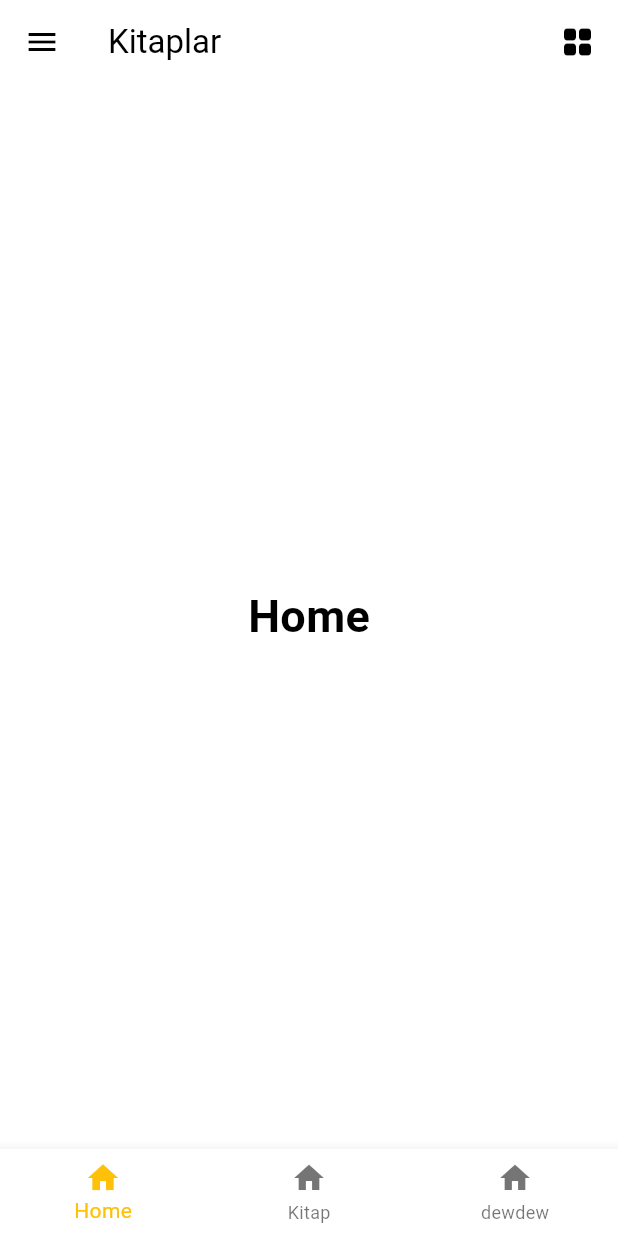
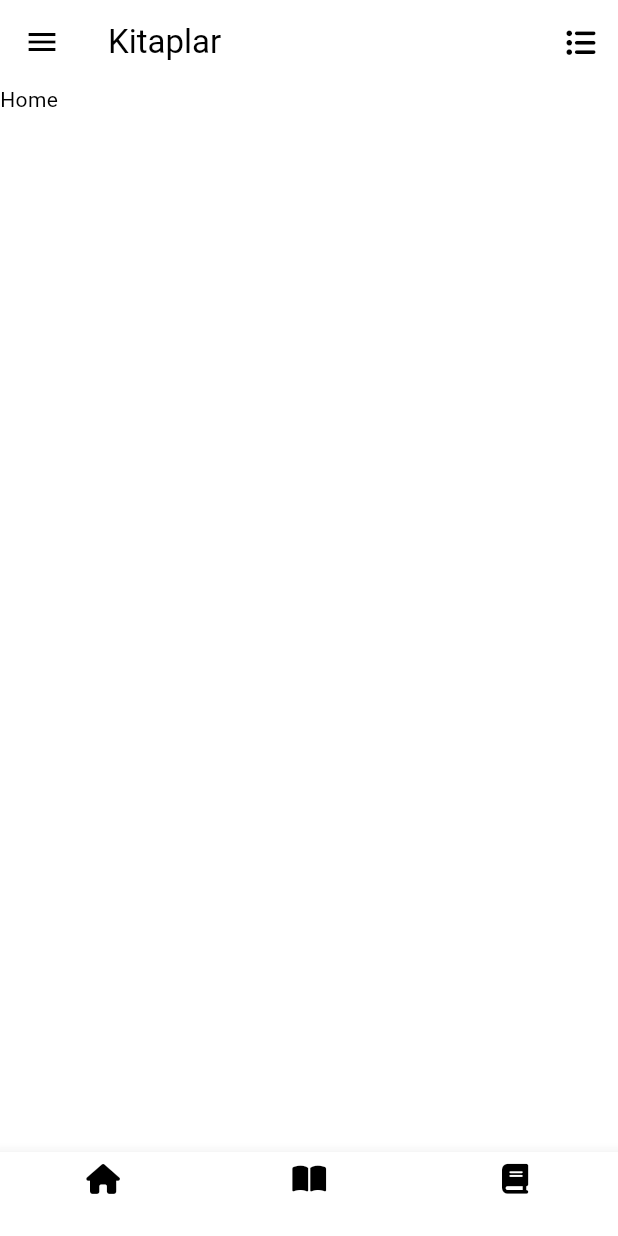
Before and after one commit to Vepa03/kitaplar, a Flutter app: the screen it shows after launch, on a phone screen of 412 x 824 dp. Run offline on Flutter 3.47's test engine with Material 3 defaults, Android fonts, the phone set to English and light mode, and no system bars; our stand-ins replace font_awesome_flutter, lottie.

Commit message:
textler, ikolnar duzedildi

```diff
--- a/lib/home_page.dart
+++ b/lib/home_page.dart
@@ -1,6 +1,9 @@
 import 'package:flutter/material.dart';
+import 'package:font_awesome_flutter/font_awesome_flutter.dart';
 import 'package:kitaplar/pages/about_us.dart';
+import 'package:kitaplar/pages/books.dart';
 import 'package:kitaplar/pages/hemmesi.dart';
+import 'package:kitaplar/pages/home.dart';
 import 'package:kitaplar/them_Provider.dart';
 import 'package:lottie/lottie.dart';
 import 'package:provider/provider.dart';
@@ -15,11 +18,10 @@ class HomePage extends StatefulWidget {
 
 class _HomePageState extends State<HomePage> {
   int saylanIndex = 0;
-  static const TextStyle optionalstyle = TextStyle(fontSize: 30, fontWeight: FontWeight.bold);
   static const List<Widget> _widgetOption = <Widget>[
-    Text("Home", style: optionalstyle,),
-    Text("Kitaplar", style: optionalstyle,),
-    Text("Shajyrlar", style: optionalstyle,)
+    Home(),
+    Books(),
+    Text("Shajyrlar",)
   ];
 
   String tema = "Gije";
@@ -50,8 +52,7 @@ class _HomePageState extends State<HomePage> {
 
     return Scaffold(
       appBar: AppBar(
-        title: Text("Kitaplar"),
-        backgroundColor: Theme.of(context).colorScheme.primary,
+        title: Text("Kitaplar",style: Theme.of(context).textTheme.titleLarge),
         actions: [
           Padding(
             padding: const EdgeInsets.only(right: 15.0),
@@ -59,11 +60,10 @@ class _HomePageState extends State<HomePage> {
               onTap: (){
                 Navigator.push(context, MaterialPageRoute(builder: (context)=>Hemmesi()));
               },
-              child: Icon(Icons.grid_view_rounded)),
+              child: FaIcon(FontAwesomeIcons.listUl, color: Theme.of(context).iconTheme.color, size: 20,)),
           )
         ],
       ),
-      backgroundColor: Theme.of(context).colorScheme.background,
       drawer: Drawer(
         child: Padding(
           padding: const EdgeInsets.all(10.0),
@@ -77,22 +77,22 @@ class _HomePageState extends State<HomePage> {
               Column(
                 children: [
                   ListTile(
-                    leading: Icon(Icons.share),
-                    title: Text("Paylas"),
+                    leading: Icon(Icons.share, color: Theme.of(context).iconTheme.color,),
+                    title: Text("Paylas",style: Theme.of(context).textTheme.titleMedium),
                     onTap: (){
 
                     },
                   ),
                   ListTile(
-                    leading: Icon(Icons.info_outline),
-                    title: Text("Biz Hakynda"),
+                    leading: Icon(Icons.info_outline, color: Theme.of(context).iconTheme.color,),
+                    title: Text("Biz Hakynda", style: Theme.of(context).textTheme.titleMedium,),
                     onTap: (){
                       Navigator.push(context, MaterialPageRoute(builder: (context)=>AboutUs()));
                     },
                   ),
                   ListTile(
-                    leading: Icon(ikon ? Icons.sunny : Icons.nightlight_outlined),
-                    title: Text(tema),
+                    leading: Icon(ikon ? Icons.sunny : Icons.nightlight_outlined, color: Theme.of(context).iconTheme.color,),
+                    title: Text(tema , style: Theme.of(context).textTheme.titleMedium),
                     onTap: (){
                       Provider.of<ThemeProvider>(context, listen: false).toggleTheme();
                       Uytget();
@@ -101,8 +101,8 @@ class _HomePageState extends State<HomePage> {
                   ),
                   const Divider(color: Colors.black,),
                   ListTile(
-                    leading: Icon(Icons.exit_to_app),
-                    title: Text("Cykalga"),
+                    leading: Icon(Icons.exit_to_app, color: Theme.of(context).iconTheme.color,),
+                    title: Text("Cykalga",style: Theme.of(context).textTheme.titleMedium),
                     onTap:(){
                       Navigator.pop(context);
                     }
@@ -115,10 +115,10 @@ class _HomePageState extends State<HomePage> {
       ),
       body: Center(child: _widgetOption.elementAt(saylanIndex),),
       bottomNavigationBar: BottomNavigationBar(
-        items: const <BottomNavigationBarItem>[
-          BottomNavigationBarItem(icon: Icon(Icons.home), label: "Home"),
-          BottomNavigationBarItem(icon: Icon(Icons.home), label: "Kitap"),
-          BottomNavigationBarItem(icon: Icon(Icons.home), label: "dewdew")
+        items:  <BottomNavigationBarItem>[
+          BottomNavigationBarItem(icon: FaIcon(FontAwesomeIcons.house, color: Theme.of(context).iconTheme.color, size: 20,), label: ""),
+          BottomNavigationBarItem(icon: FaIcon(FontAwesomeIcons.bookOpen, color: Theme.of(context).iconTheme.color,size: 20), label: ""),
+          BottomNavigationBarItem(icon: FaIcon(FontAwesomeIcons.book, color: Theme.of(context).iconTheme.color,size: 20), label: "")
         ],
         currentIndex: saylanIndex,
         selectedItemColor: Colors.amber,
--- /dev/null
+++ b/lib/pages/books.dart
@@ -0,0 +1,12 @@
+import 'package:flutter/material.dart';
+
+class Books extends StatelessWidget {
+  const Books({super.key});
+
+  @override
+  Widget build(BuildContext context) {
+    return Scaffold(
+      body: Text("Kitaplar"),
+    );
+  }
+}
--- /dev/null
+++ b/lib/pages/home.dart
@@ -0,0 +1,12 @@
+import 'package:flutter/material.dart';
+
+class Home extends StatelessWidget {
+  const Home({super.key});
+
+  @override
+  Widget build(BuildContext context) {
+    return Scaffold(
+      body: Text("Home"),
+    );
+  }
+}
--- a/lib/theme.dart
+++ b/lib/theme.dart
@@ -3,19 +3,31 @@ import 'package:flutter/material.dart';
 ThemeData lightMode = ThemeData(
   colorScheme: ColorScheme.light(
     brightness: Brightness.light,
-    primary: Colors.white70,
-    background: Colors.white,
 
-    onPrimary: Colors.white,
-    secondary: Colors.blue,
-  )
+  ),
+
+
+  textTheme: TextTheme(
+    titleMedium: TextStyle(color: Colors.black),
+    titleLarge: TextStyle(color: Colors.black)
+  ),
+
+
+  iconTheme: IconThemeData(color: Colors.black)
+
+
 );
 ThemeData darkMode = ThemeData(
   colorScheme: ColorScheme.dark(
     brightness: Brightness.dark,
-    primary: Colors.white30,
-    background: Colors.black26,
-    onPrimary: Colors.black54,
-    secondary: Colors.purple,
-  )
+  ),
+
+
+  textTheme: TextTheme(
+    titleMedium: TextStyle(color: Colors.white),
+    titleLarge: TextStyle(color: Colors.white)
+  ),
+
+  iconTheme: IconThemeData(color: Colors.white)
+
 );
--- a/pubspec.yaml
+++ b/pubspec.yaml
@@ -36,6 +36,7 @@ dependencies:
   cupertino_icons: ^1.0.8
   lottie: ^3.3.1
   provider: ^6.1.4
+  font_awesome_flutter: ^10.8.0
 
 dev_dependencies:
   flutter_test:
```
Also changed, not shown: pubspec.lock.
